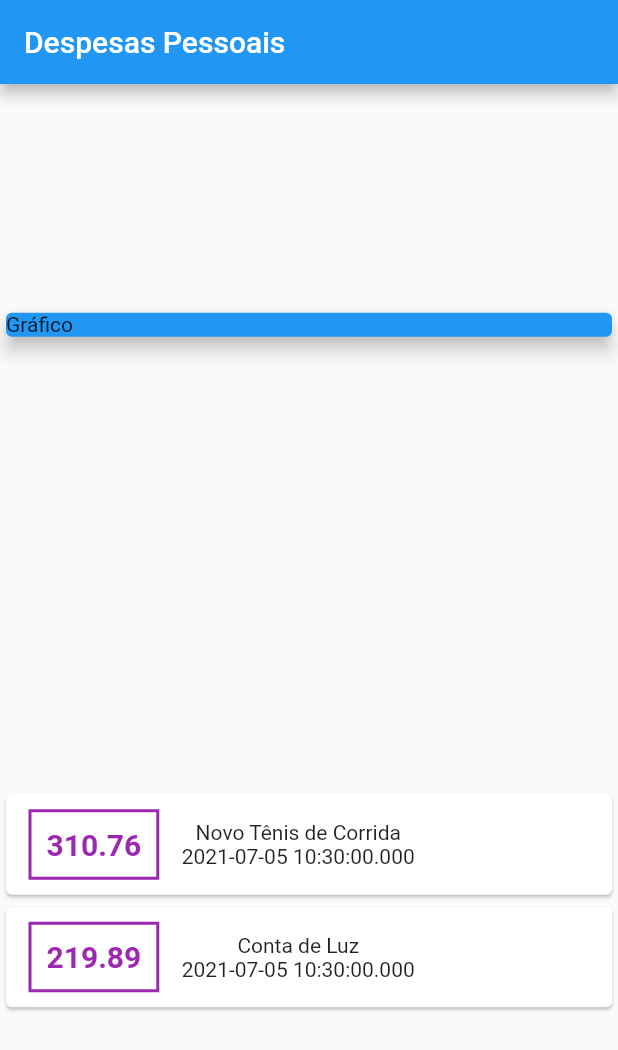
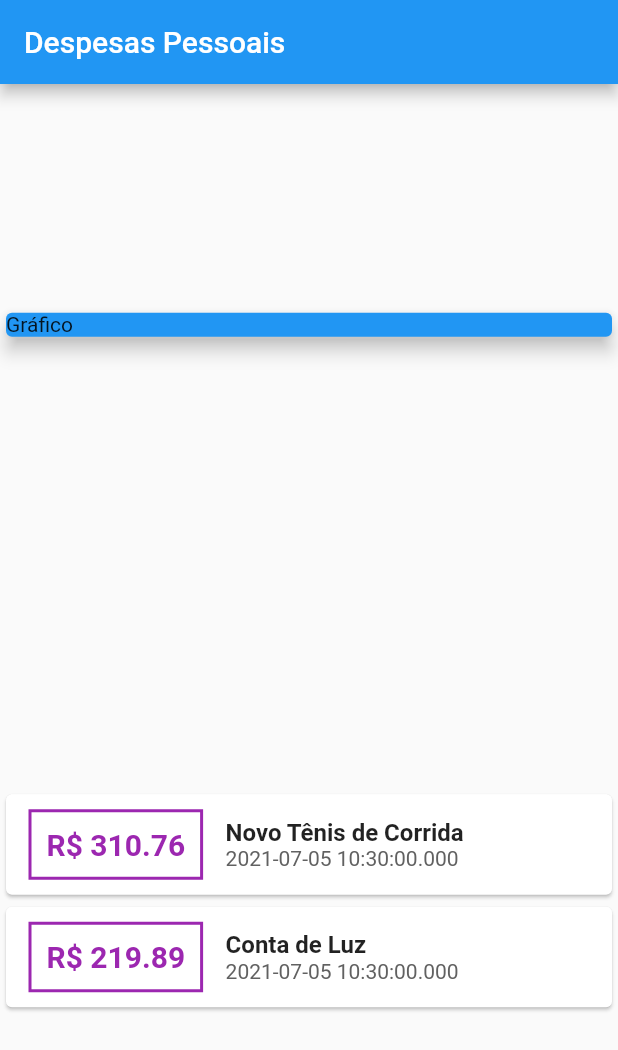
Before and after one commit to gabrielkussler/app-despesas, a Flutter app: the screen it shows after launch, on a phone screen of 412 x 824 dp. Shown: the top 1050 px of the screen. Run offline on Flutter 3.47's test engine with Material 2 defaults, Android fonts, the phone set to English and light mode, and no system bars.

Commit message:
interpolação de Strings R$, com duas casas decimais

```diff
--- a/lib/main.dart
+++ b/lib/main.dart
@@ -62,7 +62,7 @@ class MyHomePage extends StatelessWidget {
                       )),
                       padding: EdgeInsets.all(10),
                       child: Text(
-                        tr.value.toString(),
+                        'R\$ ${tr.value.toStringAsFixed(2)}',
                         style: TextStyle(
                           fontWeight: FontWeight.bold,
                           fontSize: 20,
@@ -71,7 +71,22 @@ class MyHomePage extends StatelessWidget {
                       ),
                     ),
                     Column(
-                      children: [Text(tr.title), Text(tr.date.toString())],
+                      crossAxisAlignment: CrossAxisAlignment.start,
+                      children: [
+                        Text(
+                          tr.title,
+                          style: TextStyle(
+                            fontSize: 16,
+                            fontWeight: FontWeight.bold,
+                          ),
+                        ),
+                        Text(
+                          tr.date.toString(),
+                          style: TextStyle(
+                            color: Colors.grey[700],
+                          ),
+                        )
+                      ],
                     )
                   ],
                 ),
```
